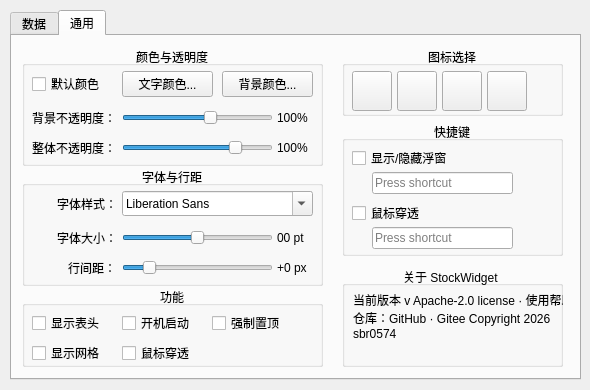
First picture: the form in stockwidget/ui/generated/settings.ui, repository sbr0574/StockWidget, before the edit.
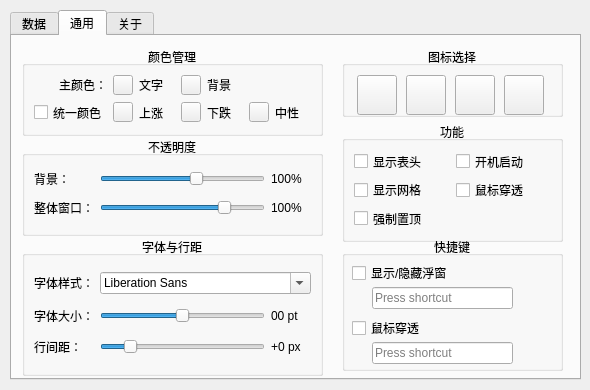
Second picture: the form after the edit. The open tabs and pages were chosen to show the change. Icons and pictures are not drawn.

Commit message:
feat: Implement unified color system and direction color roles in settings dialog and table model
- Refactored color handling in SettingsDialog to support unicolor and directional colors.
- Updated SimpleTableModel to manage separate color roles for text and directional values.
- Enhanced KLineDelegate to utilize unified color settings.
- Added tests for color role mapping and functionality in the new color system.
- Adjusted widget and dialog tests to validate new color configurations and interactions.

The edit to the form file:
```diff
--- a/stockwidget/ui/generated/settings.ui
+++ b/stockwidget/ui/generated/settings.ui
@@ -526,7 +526,7 @@
        <x>330</x>
        <y>10</y>
        <width>221</width>
-       <height>70</height>
+       <height>71</height>
       </rect>
      </property>
      <property name="title">
@@ -538,15 +538,9 @@
      <property name="flat">
       <bool>true</bool>
      </property>
+     <layout class="QHBoxLayout" name="horizontalLayout">
+      <item>
      <widget class="QPushButton" name="btn_icon_default">
-      <property name="geometry">
-       <rect>
-        <x>10</x>
-        <y>25</y>
-        <width>40</width>
-        <height>40</height>
-       </rect>
-      </property>
       <property name="minimumSize">
        <size>
         <width>40</width>
@@ -585,62 +579,9 @@
        <bool>false</bool>
       </property>
      </widget>
-     <widget class="QPushButton" name="btn_icon_lightG">
-      <property name="geometry">
-       <rect>
-        <x>100</x>
-        <y>25</y>
-        <width>40</width>
-        <height>40</height>
-       </rect>
-      </property>
-      <property name="minimumSize">
-       <size>
-        <width>40</width>
-        <height>40</height>
-       </size>
-      </property>
-      <property name="maximumSize">
-       <size>
-        <width>40</width>
-        <height>40</height>
-       </size>
-      </property>
-      <property name="toolTip">
-       <string>浅色玻璃</string>
-      </property>
-      <property name="text">
-       <string/>
-      </property>
-      <property name="icon">
-       <iconset>
-        <normaloff>:/LightGlass.ico</normaloff>:/LightGlass.ico</iconset>
-      </property>
-      <property name="iconSize">
-       <size>
-        <width>32</width>
-        <height>32</height>
-       </size>
-      </property>
-      <property name="checkable">
-       <bool>true</bool>
-      </property>
-      <property name="autoExclusive">
-       <bool>true</bool>
-      </property>
-      <property name="autoDefault">
-       <bool>false</bool>
-      </property>
-     </widget>
+      </item>
+      <item>
      <widget class="QPushButton" name="btn_icon_dark">
-      <property name="geometry">
-       <rect>
-        <x>55</x>
-        <y>25</y>
-        <width>40</width>
-        <height>40</height>
-       </rect>
-      </property>
       <property name="minimumSize">
        <size>
         <width>40</width>
@@ -679,18 +620,53 @@
        <bool>false</bool>
       </property>
      </widget>
+      </item>
+      <item>
+       <widget class="QPushButton" name="btn_icon_lightG">
+        <property name="minimumSize">
+         <size>
+          <width>40</width>
+          <height>40</height>
+         </size>
+        </property>
+        <property name="maximumSize">
+         <size>
+          <width>40</width>
+          <height>40</height>
+         </size>
+        </property>
+        <property name="toolTip">
+         <string>浅色玻璃</string>
+        </property>
+        <property name="text">
+         <string/>
+        </property>
+        <property name="icon">
+         <iconset>
+          <normaloff>:/LightGlass.ico</normaloff>:/LightGlass.ico</iconset>
+        </property>
+        <property name="iconSize">
+         <size>
+          <width>32</width>
+          <height>32</height>
+         </size>
+        </property>
+        <property name="checkable">
+         <bool>true</bool>
+        </property>
+        <property name="autoExclusive">
+         <bool>true</bool>
+        </property>
+        <property name="autoDefault">
+         <bool>false</bool>
+        </property>
+       </widget>
+      </item>
+      <item>
      <widget class="QPushButton" name="btn_icon_darkG">
       <property name="enabled">
        <bool>true</bool>
       </property>
-      <property name="geometry">
-       <rect>
-        <x>145</x>
-        <y>25</y>
-        <width>40</width>
-        <height>40</height>
-       </rect>
-      </property>
       <property name="minimumSize">
        <size>
         <width>40</width>
@@ -729,14 +705,16 @@
        <bool>false</bool>
       </property>
      </widget>
+      </item>
+     </layout>
     </widget>
     <widget class="QGroupBox" name="gb_fcn">
      <property name="geometry">
       <rect>
-       <x>10</x>
-       <y>250</y>
-       <width>301</width>
-       <height>81</height>
+       <x>330</x>
+       <y>85</y>
+       <width>221</width>
+       <height>121</height>
       </rect>
      </property>
      <property name="title">
@@ -748,71 +726,43 @@
      <property name="flat">
       <bool>true</bool>
      </property>
+     <layout class="QGridLayout" name="gridLayout">
+      <item row="2" column="0">
+       <widget class="QCheckBox" name="cb_grid">
+        <property name="text">
+         <string>显示网格</string>
+        </property>
+       </widget>
+      </item>
+      <item row="0" column="0">
+       <widget class="QCheckBox" name="cb_head">
+        <property name="text">
+         <string>显示表头</string>
+        </property>
+       </widget>
+      </item>
+      <item row="0" column="1">
      <widget class="QCheckBox" name="cb_auto_start">
-      <property name="geometry">
-       <rect>
-        <x>100</x>
-        <y>25</y>
-        <width>81</width>
-        <height>24</height>
-       </rect>
-      </property>
       <property name="text">
        <string>开机启动</string>
       </property>
      </widget>
+      </item>
+      <item row="3" column="0">
      <widget class="QCheckBox" name="cb_force_top">
-      <property name="geometry">
-       <rect>
-        <x>190</x>
-        <y>25</y>
-        <width>88</width>
-        <height>24</height>
-       </rect>
-      </property>
       <property name="text">
        <string>强制置顶</string>
       </property>
      </widget>
+      </item>
+      <item row="2" column="1">
      <widget class="QCheckBox" name="cb_click_through">
-      <property name="geometry">
-       <rect>
-        <x>100</x>
-        <y>55</y>
-        <width>81</width>
-        <height>24</height>
-       </rect>
-      </property>
       <property name="text">
        <string>鼠标穿透</string>
       </property>
      </widget>
-     <widget class="QCheckBox" name="cb_head">
-      <property name="geometry">
-       <rect>
-        <x>10</x>
-        <y>25</y>
-        <width>81</width>
-        <height>24</height>
-       </rect>
-      </property>
-      <property name="text">
-       <string>显示表头</string>
-      </property>
-     </widget>
-     <widget class="QCheckBox" name="cb_grid">
-      <property name="geometry">
-       <rect>
-        <x>10</x>
-        <y>55</y>
-        <width>81</width>
-        <height>24</height>
-       </rect>
-      </property>
-      <property name="text">
-       <string>显示网格</string>
-      </property>
-     </widget>
+      </item>
+     </layout>
     </widget>
     <widget class="QGroupBox" name="gb_color">
      <property name="geometry">
@@ -820,11 +770,11 @@
        <x>10</x>
        <y>10</y>
        <width>301</width>
-       <height>120</height>
+       <height>90</height>
       </rect>
      </property>
      <property name="title">
-      <string>颜色与透明度</string>
+      <string>颜色管理</string>
      </property>
      <property name="alignment">
       <set>Qt::AlignmentFlag::AlignCenter</set>
@@ -832,155 +782,154 @@
      <property name="flat">
       <bool>true</bool>
      </property>
-     <widget class="QCheckBox" name="cb_default_color">
-      <property name="geometry">
-       <rect>
-        <x>10</x>
-        <y>25</y>
-        <width>88</width>
-        <height>26</height>
-       </rect>
+     <layout class="QGridLayout" name="gridLayout_4">
+      <item row="1" column="1">
+       <widget class="QPushButton" name="btn_up_color">
+        <property name="maximumSize">
+         <size>
+          <width>20</width>
+          <height>20</height>
+         </size>
       </property>
       <property name="text">
-       <string>默认颜色</string>
-      </property>
-     </widget>
+         <string/>
+        </property>
+        <property name="autoDefault">
+         <bool>false</bool>
+        </property>
+       </widget>
+      </item>
+      <item row="1" column="2">
+       <widget class="QLabel" name="label_up_color">
+        <property name="text">
+         <string>上涨</string>
+        </property>
+       </widget>
+      </item>
+      <item row="1" column="6">
+       <widget class="QPushButton" name="btn_neutral_color">
+        <property name="maximumSize">
+         <size>
+          <width>20</width>
+          <height>20</height>
+         </size>
+        </property>
+        <property name="text">
+         <string/>
+        </property>
+        <property name="autoDefault">
+         <bool>false</bool>
+        </property>
+       </widget>
+      </item>
+      <item row="1" column="5">
+       <widget class="QLabel" name="label_down_color">
+        <property name="text">
+         <string>下跌</string>
+        </property>
+       </widget>
+      </item>
+      <item row="1" column="4">
+       <widget class="QPushButton" name="btn_down_color">
+        <property name="maximumSize">
+         <size>
+          <width>20</width>
+          <height>20</height>
+         </size>
+        </property>
+        <property name="text">
+         <string/>
+        </property>
+        <property name="autoDefault">
+         <bool>false</bool>
+        </property>
+       </widget>
+      </item>
+      <item row="1" column="7">
+       <widget class="QLabel" name="label_neutral_color">
+        <property name="text">
+         <string>中性</string>
+        </property>
+       </widget>
+      </item>
+      <item row="1" column="0">
+       <widget class="QCheckBox" name="cb_unicolor">
+        <property name="baseSize">
+         <size>
+          <width>0</width>
+          <height>0</height>
+         </size>
+        </property>
+        <property name="text">
+         <string>统一颜色</string>
+        </property>
+       </widget>
+      </item>
+      <item row="0" column="1">
      <widget class="QPushButton" name="btn_fg_color">
-      <property name="geometry">
-       <rect>
-        <x>100</x>
-        <y>25</y>
-        <width>91</width>
-        <height>26</height>
-       </rect>
+        <property name="maximumSize">
+         <size>
+          <width>20</width>
+          <height>20</height>
+         </size>
       </property>
       <property name="text">
-       <string>文字颜色...</string>
+         <string/>
       </property>
       <property name="autoDefault">
        <bool>false</bool>
       </property>
      </widget>
+      </item>
+      <item row="0" column="2">
+       <widget class="QLabel" name="label_fg_color">
+        <property name="text">
+         <string>文字</string>
+        </property>
+       </widget>
+      </item>
+      <item row="0" column="4">
      <widget class="QPushButton" name="btn_bg_color">
-      <property name="geometry">
-       <rect>
-        <x>200</x>
-        <y>25</y>
-        <width>91</width>
-        <height>26</height>
-       </rect>
+        <property name="maximumSize">
+         <size>
+          <width>20</width>
+          <height>20</height>
+         </size>
       </property>
       <property name="text">
-       <string>背景颜色...</string>
+         <string/>
       </property>
       <property name="autoDefault">
        <bool>false</bool>
       </property>
      </widget>
-     <widget class="QLabel" name="label_bg">
-      <property name="geometry">
-       <rect>
-        <x>10</x>
-        <y>60</y>
-        <width>91</width>
-        <height>24</height>
-       </rect>
-      </property>
+      </item>
+      <item row="0" column="5">
+       <widget class="QLabel" name="label_bg_color">
       <property name="text">
-       <string>背景不透明度：</string>
-      </property>
-     </widget>
-     <widget class="QLabel" name="label_all">
-      <property name="geometry">
-       <rect>
-        <x>10</x>
-        <y>90</y>
-        <width>91</width>
-        <height>24</height>
-       </rect>
-      </property>
+         <string>背景</string>
+        </property>
+       </widget>
+      </item>
+      <item row="0" column="0">
+       <widget class="QLabel" name="label">
       <property name="text">
-       <string>整体不透明度：</string>
-      </property>
-     </widget>
-     <widget class="QSlider" name="slider_bg_alpha">
-      <property name="geometry">
-       <rect>
-        <x>100</x>
-        <y>60</y>
-        <width>151</width>
-        <height>24</height>
-       </rect>
-      </property>
-      <property name="minimum">
-       <number>1</number>
-      </property>
-      <property name="maximum">
-       <number>100</number>
-      </property>
-      <property name="value">
-       <number>60</number>
-      </property>
-      <property name="orientation">
-       <enum>Qt::Orientation::Horizontal</enum>
-      </property>
-     </widget>
-     <widget class="QSlider" name="slider_all_alpha">
-      <property name="geometry">
-       <rect>
-        <x>100</x>
-        <y>90</y>
-        <width>151</width>
-        <height>24</height>
-       </rect>
-      </property>
-      <property name="minimum">
-       <number>10</number>
-      </property>
-      <property name="maximum">
-       <number>100</number>
-      </property>
-      <property name="value">
-       <number>80</number>
-      </property>
-      <property name="orientation">
-       <enum>Qt::Orientation::Horizontal</enum>
-      </property>
-     </widget>
-     <widget class="QLabel" name="label_bg_alpha">
-      <property name="geometry">
-       <rect>
-        <x>255</x>
-        <y>60</y>
-        <width>41</width>
-        <height>24</height>
-       </rect>
-      </property>
-      <property name="text">
-       <string>100%</string>
-      </property>
-     </widget>
-     <widget class="QLabel" name="label_all_alpha">
-      <property name="geometry">
-       <rect>
-        <x>255</x>
-        <y>90</y>
-        <width>41</width>
-        <height>24</height>
-       </rect>
-      </property>
-      <property name="text">
-       <string>100%</string>
-      </property>
-     </widget>
+         <string>主颜色：</string>
+        </property>
+        <property name="alignment">
+         <set>Qt::AlignmentFlag::AlignRight|Qt::AlignmentFlag::AlignTrailing|Qt::AlignmentFlag::AlignVCenter</set>
+        </property>
+       </widget>
+      </item>
+     </layout>
     </widget>
     <widget class="QGroupBox" name="gb_text">
      <property name="geometry">
       <rect>
        <x>10</x>
-       <y>130</y>
+       <y>200</y>
        <width>301</width>
-       <height>120</height>
+       <height>140</height>
       </rect>
      </property>
      <property name="title">
@@ -992,64 +941,26 @@
      <property name="flat">
       <bool>true</bool>
      </property>
-     <widget class="QFontComboBox" name="cmb_font">
-      <property name="geometry">
-       <rect>
-        <x>100</x>
-        <y>25</y>
-        <width>191</width>
-        <height>25</height>
-       </rect>
-      </property>
-     </widget>
+     <layout class="QGridLayout" name="gridLayout_2">
+      <item row="0" column="0">
      <widget class="QLabel" name="label_font">
-      <property name="geometry">
-       <rect>
-        <x>35</x>
-        <y>25</y>
-        <width>61</width>
-        <height>25</height>
-       </rect>
-      </property>
       <property name="text">
        <string>字体样式：</string>
       </property>
      </widget>
+      </item>
+      <item row="0" column="1" colspan="2">
+       <widget class="QFontComboBox" name="cmb_font"/>
+      </item>
+      <item row="1" column="0">
      <widget class="QLabel" name="label_font_size">
-      <property name="geometry">
-       <rect>
-        <x>35</x>
-        <y>60</y>
-        <width>61</width>
-        <height>24</height>
-       </rect>
-      </property>
       <property name="text">
        <string>字体大小：</string>
       </property>
      </widget>
-     <widget class="QLabel" name="label_line_interval">
-      <property name="geometry">
-       <rect>
-        <x>46</x>
-        <y>90</y>
-        <width>51</width>
-        <height>24</height>
-       </rect>
-      </property>
-      <property name="text">
-       <string>行间距：</string>
-      </property>
-     </widget>
+      </item>
+      <item row="1" column="1">
      <widget class="QSlider" name="slider_font_size">
-      <property name="geometry">
-       <rect>
-        <x>100</x>
-        <y>60</y>
-        <width>151</width>
-        <height>24</height>
-       </rect>
-      </property>
       <property name="sizePolicy">
        <sizepolicy hsizetype="Expanding" vsizetype="Fixed">
         <horstretch>0</horstretch>
@@ -1069,15 +980,29 @@
        <enum>Qt::Orientation::Horizontal</enum>
       </property>
      </widget>
+      </item>
+      <item row="1" column="2">
+       <widget class="QLabel" name="label_current_font_size">
+        <property name="minimumSize">
+         <size>
+          <width>40</width>
+          <height>0</height>
+         </size>
+        </property>
+        <property name="text">
+         <string>00 pt</string>
+        </property>
+       </widget>
+      </item>
+      <item row="2" column="0">
+       <widget class="QLabel" name="label_line_interval">
+        <property name="text">
+         <string>行间距：</string>
+        </property>
+       </widget>
+      </item>
+      <item row="2" column="1">
      <widget class="QSlider" name="slider_line_interval">
-      <property name="geometry">
-       <rect>
-        <x>100</x>
-        <y>90</y>
-        <width>151</width>
-        <height>24</height>
-       </rect>
-      </property>
       <property name="maximum">
        <number>20</number>
       </property>
@@ -1088,38 +1013,27 @@
        <enum>Qt::Orientation::Horizontal</enum>
       </property>
      </widget>
-     <widget class="QLabel" name="label_current_font_size">
-      <property name="geometry">
-       <rect>
-        <x>255</x>
-        <y>60</y>
-        <width>41</width>
-        <height>24</height>
-       </rect>
-      </property>
-      <property name="text">
-       <string>00 pt</string>
-      </property>
-     </widget>
+      </item>
+      <item row="2" column="2">
      <widget class="QLabel" name="label_current_line_interval">
-      <property name="geometry">
-       <rect>
-        <x>255</x>
-        <y>90</y>
-        <width>41</width>
-        <height>24</height>
-       </rect>
+        <property name="minimumSize">
+         <size>
+          <width>40</width>
+          <height>0</height>
+         </size>
       </property>
       <property name="text">
        <string>+0 px</string>
       </property>
      </widget>
+      </item>
+     </layout>
     </widget>
     <widget class="QGroupBox" name="gb_hotkeys">
      <property name="geometry">
       <rect>
        <x>330</x>
-       <y>85</y>
+       <y>200</y>
        <width>221</width>
        <height>135</height>
       </rect>
@@ -1138,7 +1052,7 @@
        <rect>
         <x>10</x>
         <y>25</y>
-        <width>151</width>
+        <width>131</width>
         <height>24</height>
        </rect>
       </property>
@@ -1180,13 +1094,111 @@
       </property>
      </widget>
     </widget>
+    <widget class="QGroupBox" name="gb_opacity">
+     <property name="geometry">
+      <rect>
+       <x>10</x>
+       <y>100</y>
+       <width>301</width>
+       <height>100</height>
+      </rect>
+     </property>
+     <property name="title">
+      <string>不透明度</string>
+     </property>
+     <property name="alignment">
+      <set>Qt::AlignmentFlag::AlignCenter</set>
+     </property>
+     <property name="flat">
+      <bool>true</bool>
+     </property>
+     <layout class="QGridLayout" name="gridLayout_3">
+      <item row="0" column="0">
+       <widget class="QLabel" name="label_bg">
+        <property name="text">
+         <string>背景：</string>
+        </property>
+       </widget>
+      </item>
+      <item row="0" column="1">
+       <widget class="QSlider" name="slider_bg_alpha">
+        <property name="minimum">
+         <number>1</number>
+        </property>
+        <property name="maximum">
+         <number>100</number>
+        </property>
+        <property name="value">
+         <number>60</number>
+        </property>
+        <property name="orientation">
+         <enum>Qt::Orientation::Horizontal</enum>
+        </property>
+       </widget>
+      </item>
+      <item row="0" column="2">
+       <widget class="QLabel" name="label_bg_alpha">
+        <property name="minimumSize">
+         <size>
+          <width>40</width>
+          <height>0</height>
+         </size>
+        </property>
+        <property name="text">
+         <string>100%</string>
+        </property>
+       </widget>
+      </item>
+      <item row="1" column="0">
+       <widget class="QLabel" name="label_all">
+        <property name="text">
+         <string>整体窗口：</string>
+        </property>
+       </widget>
+      </item>
+      <item row="1" column="1">
+       <widget class="QSlider" name="slider_all_alpha">
+        <property name="minimum">
+         <number>10</number>
+        </property>
+        <property name="maximum">
+         <number>100</number>
+        </property>
+        <property name="value">
+         <number>80</number>
+        </property>
+        <property name="orientation">
+         <enum>Qt::Orientation::Horizontal</enum>
+        </property>
+       </widget>
+      </item>
+      <item row="1" column="2">
+       <widget class="QLabel" name="label_all_alpha">
+        <property name="minimumSize">
+         <size>
+          <width>40</width>
+          <height>0</height>
+         </size>
+        </property>
+        <property name="text">
+         <string>100%</string>
+        </property>
+       </widget>
+      </item>
+     </layout>
+    </widget>
+   </widget>
+   <widget class="QWidget" name="about">
+    <attribute name="title">
+     <string>关于</string>
+    </attribute>
     <widget class="QGroupBox" name="gb_about">
      <property name="geometry">
       <rect>
-       <x>330</x>
-       <y>230</y>
-       <width>221</width>
-       <height>101</height>
+       <x>10</x>
+       <y>10</y>
+       <width>541</width>
+       <height>321</height>
       </rect>
      </property>
      <property name="title">
@@ -1201,10 +1213,10 @@
      <widget class="QLabel" name="label_about_info">
       <property name="geometry">
        <rect>
-        <x>11</x>
-        <y>25</y>
-        <width>221</width>
-        <height>71</height>
+        <x>20</x>
+        <y>30</y>
+        <width>501</width>
+        <height>121</height>
        </rect>
       </property>
       <property name="text">
```
Lines whose indentation alone changed are shown as unchanged. The commit also changes 8 other files.
